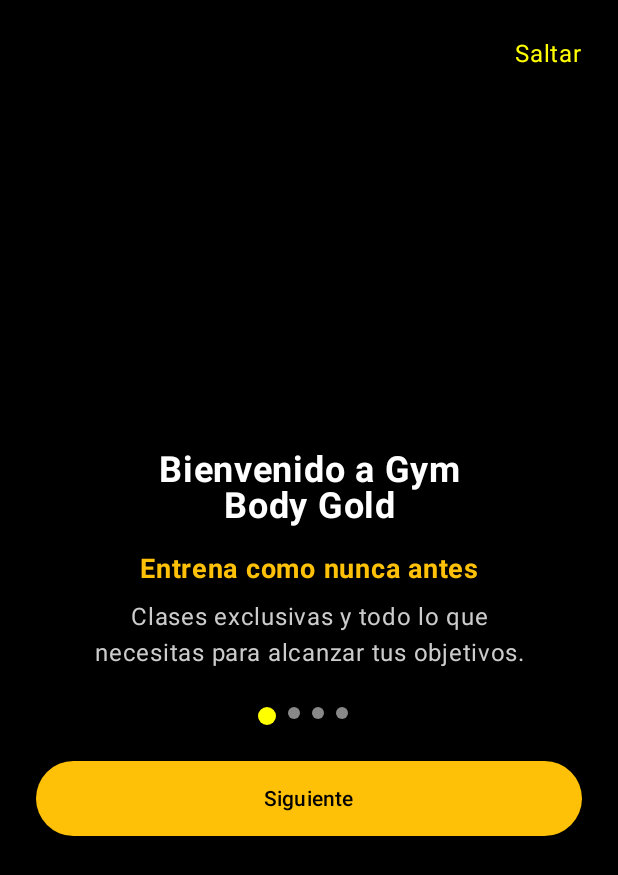
After one commit to CodeNoo6/Android-Gym-Body-Gold, an Android app built with Jetpack Compose: the composable OnBoardingScreen shown on its own in the app's theme, on a phone screen of 412 x 824 dp. The commit adds this screen. Shown: the top 875 px of the screen. Run offline under Robolectric (Android 15) with nearby library versions, the phone set to English and light mode, and no system bars.

Commit message:
OnBoardingScreen create

```diff
--- a/app/build.gradle.kts
+++ b/app/build.gradle.kts
@@ -40,7 +40,6 @@ android {
 }
 
 dependencies {
-
     implementation(libs.androidx.core.ktx)
     implementation(libs.androidx.lifecycle.runtime.ktx)
     implementation(libs.androidx.activity.compose)
--- /dev/null
+++ b/app/src/main/java/com/gimomagic/gymbodygold/ui/screens/OnBoardingScreen.kt
@@ -0,0 +1,107 @@
+package com.gimomagic.gymbodygold.ui.screens
+
+import androidx.compose.foundation.Image
+import androidx.compose.foundation.background
+import androidx.compose.foundation.border
+import androidx.compose.foundation.clickable
+import androidx.compose.foundation.layout.*
+import androidx.compose.foundation.shape.CircleShape
+import androidx.compose.foundation.shape.RoundedCornerShape
+import androidx.compose.material3.*
+import androidx.compose.runtime.Composable
+import androidx.compose.ui.Alignment
+import androidx.compose.ui.Modifier
+import androidx.compose.ui.draw.clip
+import androidx.compose.ui.graphics.Color
+import androidx.compose.ui.res.painterResource
+import androidx.compose.ui.text.font.FontWeight
+import androidx.compose.ui.text.style.TextAlign
+import androidx.compose.ui.unit.dp
+import androidx.compose.ui.unit.sp
+@Composable
+fun OnBoardingScreen(
+    onSkip: () -> Unit,
+    onNext: () -> Unit
+) {
+    Box(
+        modifier = Modifier
+            .fillMaxSize()
+            .background(Color.Black)
+            .padding(24.dp)
+    ) {
+        Column(
+            modifier = Modifier
+                .align(Alignment.Center)
+                .fillMaxWidth(),
+            horizontalAlignment = Alignment.CenterHorizontally
+        ) {
+            Spacer(modifier = Modifier.height(32.dp))
+
+            Text(
+                text = "Bienvenido a Gym\nBody Gold",
+                color = Color.White,
+                fontWeight = FontWeight.Bold,
+                fontSize = 24.sp,
+                textAlign = TextAlign.Center
+            )
+            Spacer(modifier = Modifier.height(16.dp))
+
+            Text(
+                text = "Entrena como nunca antes",
+                color = Color(0xFFFFC107), // amarillo
+                fontWeight = FontWeight.Bold,
+                fontSize = 18.sp
+            )
+
+            Spacer(modifier = Modifier.height(8.dp))
+
+            Text(
+                text = "Clases exclusivas y todo lo que\nnecesitas para alcanzar tus objetivos.",
+                color = Color.LightGray,
+                textAlign = TextAlign.Center
+            )
+
+            Spacer(modifier = Modifier.height(24.dp))
+
+            // Aquí va el indicador de página
+            Row(
+                horizontalArrangement = Arrangement.Center,
+                modifier = Modifier.fillMaxWidth()
+            ) {
+                repeat(4) { index ->
+                    Box(
+                        modifier = Modifier
+                            .size(if (index == 0) 12.dp else 8.dp)
+                            .clip(CircleShape)
+                            .background(if (index == 0) Color.Yellow else Color.Gray)
+                            .padding(4.dp)
+                    )
+                    Spacer(modifier = Modifier.width(8.dp))
+                }
+            }
+
+            Spacer(modifier = Modifier.height(24.dp))
+
+            Button(
+                onClick = onNext,
+                colors = ButtonDefaults.buttonColors(
+                    containerColor = Color(0xFFFFC107)
+                ),
+                shape = RoundedCornerShape(50),
+                modifier = Modifier
+                    .fillMaxWidth()
+                    .height(50.dp)
+            ) {
+                Text("Siguiente", color = Color.Black)
+            }
+        }
+
+        Text(
+            text = "Saltar",
+            color = Color.Yellow,
+            modifier = Modifier
+                .align(Alignment.TopEnd)
+                .clickable { onSkip() }
+        )
+    }
+}
--- a/gradle/libs.versions.toml
+++ b/gradle/libs.versions.toml
@@ -1,11 +1,11 @@
 [versions]
-agp = "8.11.1"
+agp = "8.4.0"
 kotlin = "2.0.21"
-coreKtx = "1.16.0"
+coreKtx = "1.13.1"
 junit = "4.13.2"
 junitVersion = "1.1.5"
 espressoCore = "3.5.1"
-lifecycleRuntimeKtx = "2.9.2"
+lifecycleRuntimeKtx = "2.8.6"
 activityCompose = "1.10.1"
 composeBom = "2024.09.00"
 
```
Also changed, not shown: app/src/main/java/com/gimomagic/gymbodygold/MainActivity.kt (+16 -31 lines), 2 other files.
